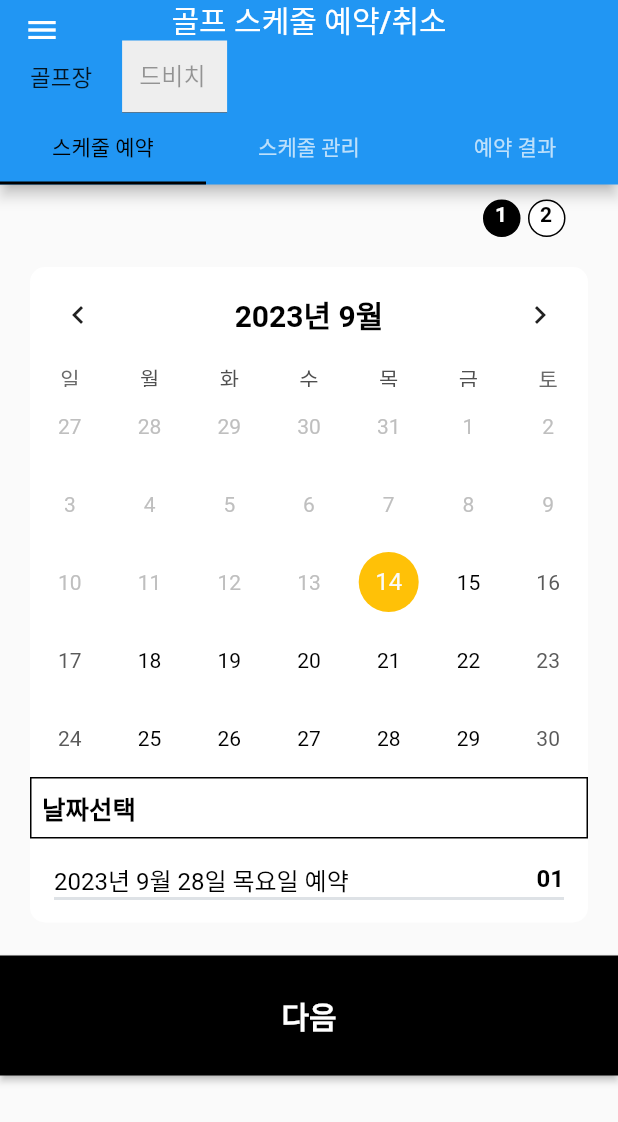
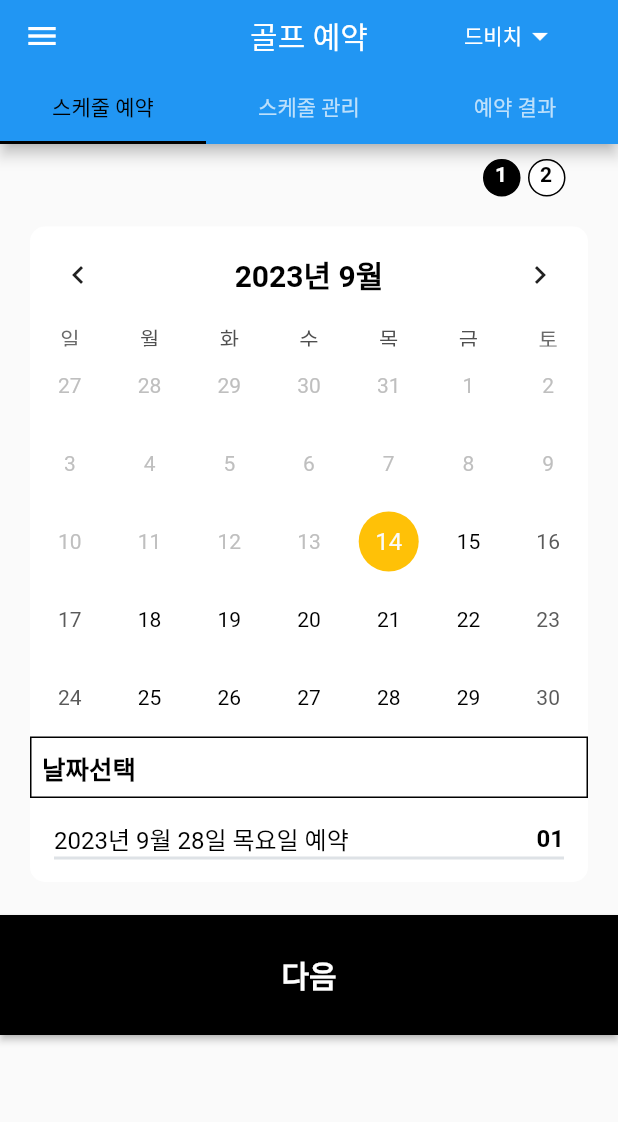
Before and after one commit to Min9908/golf_reservation, a Flutter app: the ReservationPage screen opened by its route, on a phone screen of 412 x 824 dp. Shown: the top 1122 px of the screen. Run offline on Flutter 3.47's test engine with Material 2 defaults, Android fonts, the phone set to English and light mode, and no system bars; drawn by our look-alikes of table_calendar; our stand-ins replace flutter_dotenv, get.

Commit message:
타이틀 형식 변경

```diff
--- a/lib/screens/reservation_page.dart
+++ b/lib/screens/reservation_page.dart
@@ -41,37 +41,57 @@ class _ReservationPageState extends State<ReservationPage>
     Get.offAllNamed('/');
   }
 
+  String selectedSortOption = '드비치';
+
+  void selectSortOption(String option) {
+    setState(() {
+      selectedSortOption = option;
+    });
+  }
+
   @override
   Widget build(BuildContext context) {
     return Scaffold(
       appBar: AppBar(
-        title: const Text('골프 스케줄 예약/취소'),
+        title: Text('골프 예약'),
+        actions: [
+          Padding(
+            padding: const EdgeInsets.symmetric(horizontal: 40.0),
+            child: Row(
+              children: [
+                PopupMenuButton<String>(
+                  onSelected: selectSortOption,
+                  itemBuilder: (BuildContext context) =>
+                      <PopupMenuEntry<String>>[
+                    const PopupMenuItem<String>(
+                      value: '드비치',
+                      child: Text('드비치'),
+                    ),
+                    const PopupMenuItem<String>(
+                      value: '골프장1',
+                      child: Text('골프장1'),
+                    ),
+                    const PopupMenuItem<String>(
+                      value: '골프장2',
+                      child: Text('골프장2'),
+                    )
+                  ],
+                  child: Row(
+                    children: [
+                      Text('$selectedSortOption'),
+                      const Icon(Icons.arrow_drop_down),
+                    ],
+                  ),
+                ),
+              ],
+            ),
+          ),
+        ],
         centerTitle: true,
         bottom: PreferredSize(
-          preferredSize: const Size.fromHeight(67.0),
+          preferredSize: const Size.fromHeight(40.0),
           child: Column(
             children: [
-              Padding(
-                padding: const EdgeInsets.only(left: 20.0),
-                child: Row(
-                  children: [
-                    const Text('골프장', style: TextStyle(fontSize: 15)),
-                    Container(
-                      width: 70.0,
-                      margin: const EdgeInsets.only(left: 20.0),
-                      color: Colors.grey[200],
-                      child: Center(
-                        child: TextField(
-                          controller: TextEditingController(text: '드비치'),
-                          enabled: false,
-                          showCursor: false,
-                          textAlign: TextAlign.center,
-                        ),
-                      ),
-                    ),
-                  ],
-                ),
-              ),
               TabBar(
                 controller: _tabController,
                 indicatorColor: Colors.black,
```
